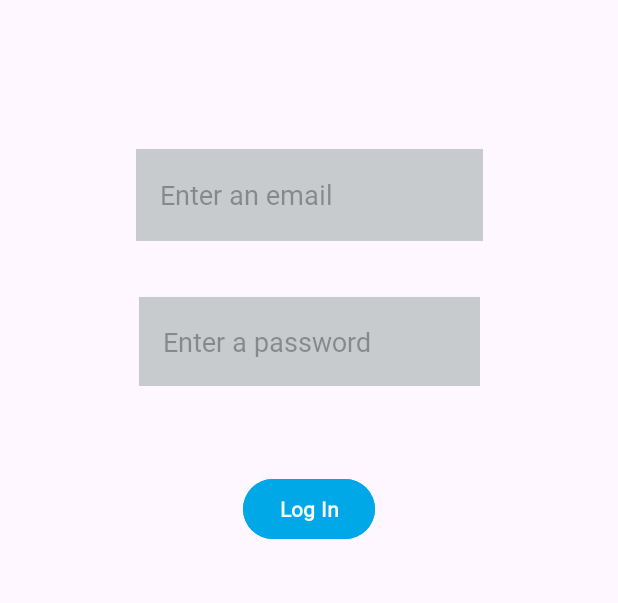
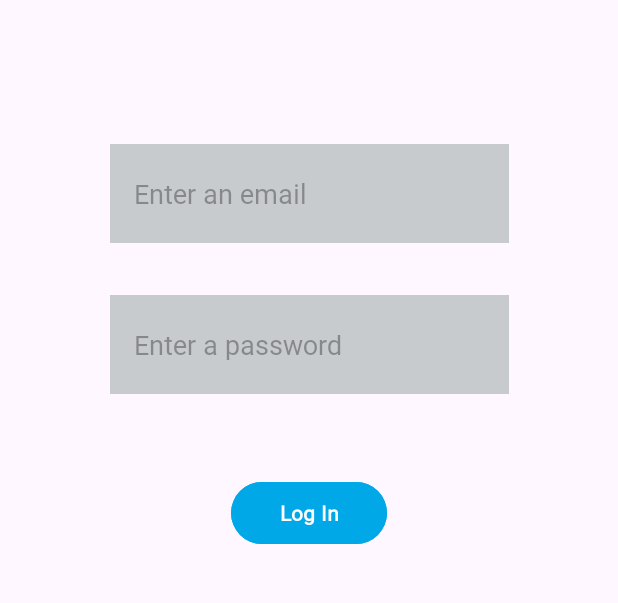
Before and after one commit to Stonecoled5/CardX, an Android app: the LoginActivity screen opened directly, with no data from a screen before it, on a phone screen of 412 x 824 dp, the part 391-994 px from its top. Run offline under Robolectric (Android 15) with nearby library versions, the phone set to English and light mode, and no system bars; Roboto replaces fonts that are not available here.

Commit message:
Fixed issue with size

```diff
--- a/app/src/main/res/layout/activity_login.xml
+++ b/app/src/main/res/layout/activity_login.xml
@@ -22,8 +22,8 @@
 
     <EditText
         android:id="@+id/editTextEmail"
-        android:layout_width="231dp"
-        android:layout_height="61dp"
+        android:layout_width="266dp"
+        android:layout_height="66dp"
         android:layout_marginStart="16dp"
         android:layout_marginTop="350dp"
         android:layout_marginEnd="16dp"
@@ -41,8 +41,8 @@
 
     <EditText
         android:id="@+id/editTextPassword"
-        android:layout_width="227dp"
-        android:layout_height="59dp"
+        android:layout_width="266dp"
+        android:layout_height="66dp"
         android:layout_marginStart="16dp"
         android:layout_marginEnd="16dp"
         android:layout_marginBottom="48dp"
@@ -58,8 +58,8 @@
 
     <Button
         android:id="@+id/buttonLogin"
-        android:layout_width="wrap_content"
-        android:layout_height="wrap_content"
+        android:layout_width="104dp"
+        android:layout_height="49dp"
         android:layout_marginBottom="190dp"
         android:backgroundTint="@color/brightBlue"
         android:fontFamily="@font/sf_pro_rounded_regular"
--- a/app/src/main/res/layout/activity_signup.xml
+++ b/app/src/main/res/layout/activity_signup.xml
@@ -103,8 +103,8 @@
 
     <Button
         android:id="@+id/buttonSignUp"
-        android:layout_width="wrap_content"
-        android:layout_height="wrap_content"
+        android:layout_width="104dp"
+        android:layout_height="49dp"
         android:layout_marginTop="55dp"
         android:backgroundTint="@color/brightBlue"
         android:fontFamily="@font/sf_pro_rounded_regular"
```
Also changed, not shown: app/src/main/res/layout/activity_main.xml (+4 -4 lines).
